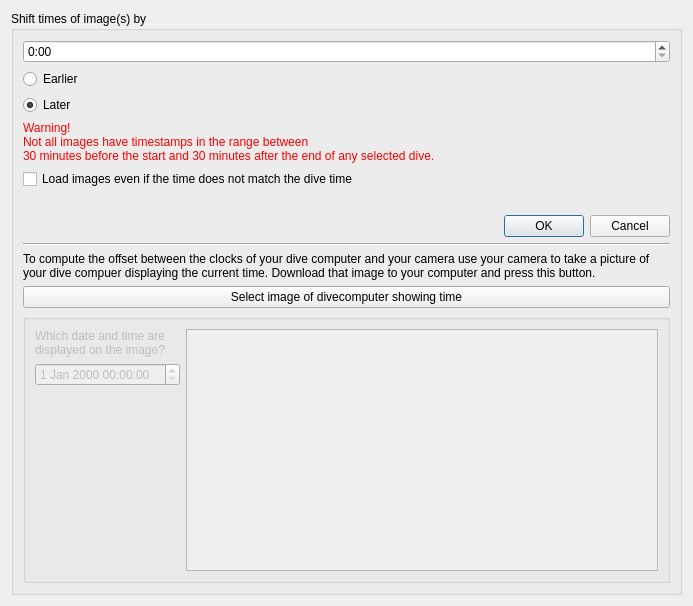
Old version of the form desktop-widgets/shiftimagetimes.ui in the repository subsurface/subsurface.
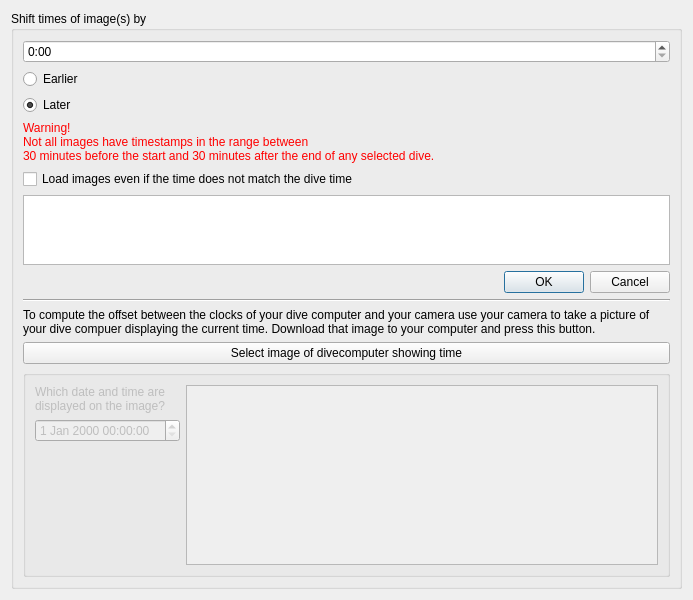
New version of the form. Icons and pictures are not drawn.

Commit message:
Picture feature: Improve UI and translation of shift image times dialog
For the list of pictures with inappropriate date/time not fitting with
the dive time use a QTextEdit in read only mode with scroll bars
enabled instead of a QLabel.
Also update and translate some strings used there.

The edit to the form file:
```diff
--- a/desktop-widgets/shiftimagetimes.ui
+++ b/desktop-widgets/shiftimagetimes.ui
@@ -10,7 +10,7 @@
     <x>0</x>
     <y>0</y>
     <width>693</width>
-    <height>606</height>
+    <height>600</height>
    </rect>
   </property>
   <property name="sizePolicy">
@@ -139,11 +139,17 @@
        </widget>
       </item>
       <item>
-       <widget class="QLabel" name="invalidLabel">
+       <widget class="QTextEdit" name="invalidFilesText">
         <property name="styleSheet">
          <string notr="true">color: red; </string>
         </property>
-        <property name="text">
+        <property name="lineWrapMode">
+         <enum>QTextEdit::NoWrap</enum>
+        </property>
+        <property name="readOnly">
+         <bool>true</bool>
+        </property>
+        <property name="text" stdset="0">
          <string/>
         </property>
        </widget>
```
The commit also changes 1 other file.
